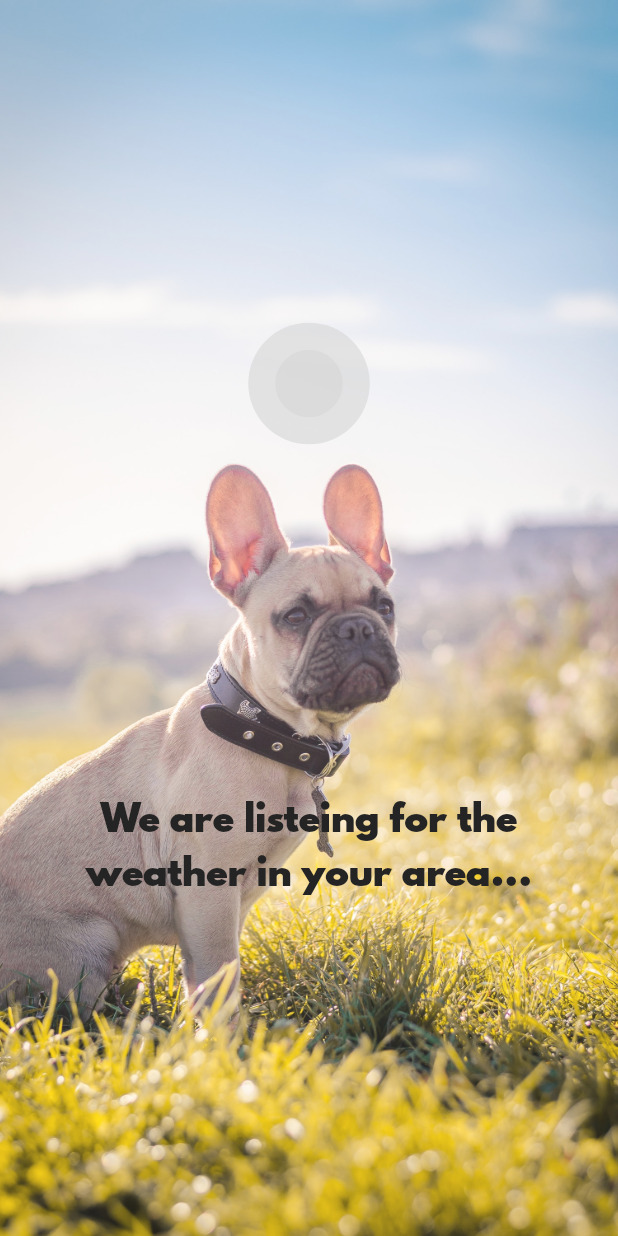
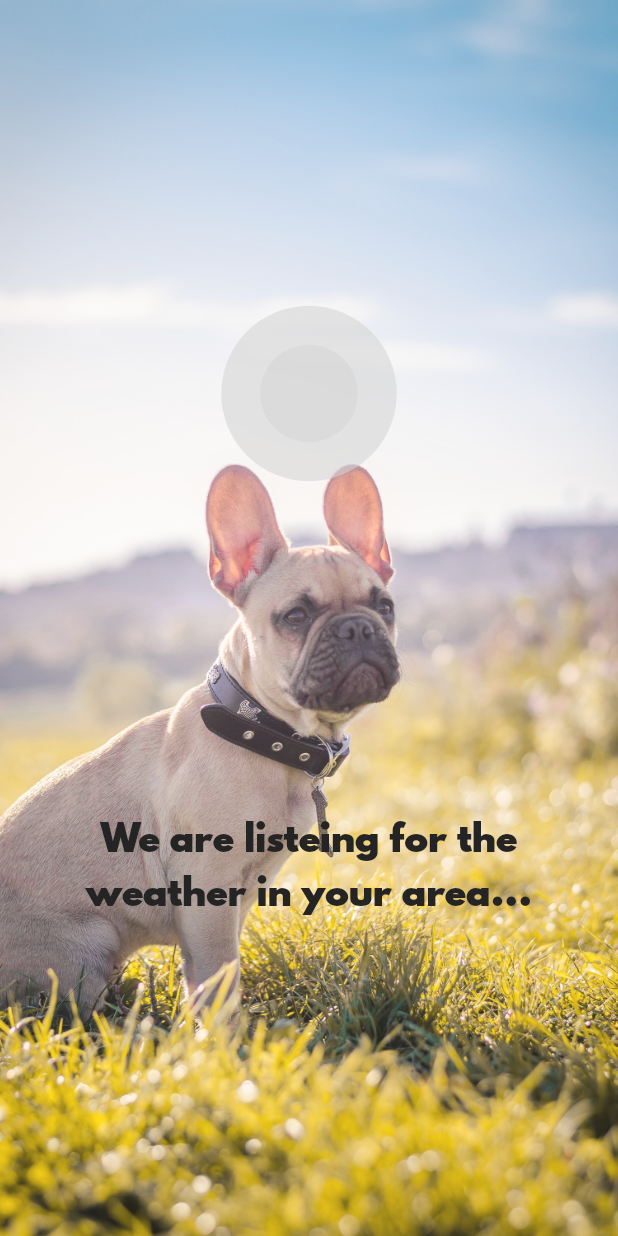
Before and after one commit to ghigbie/doggie_weather, a Flutter app: the screen it shows after launch, on a phone screen of 412 x 824 dp. Run offline on Flutter 3.47's test engine with Material 2 defaults, Android fonts, the phone set to English and light mode, and no system bars; our stand-ins replace flutter_spinkit, geolocator.

Commit message:
Increase spiner size

```diff
--- a/lib/screens/loading_screen.dart
+++ b/lib/screens/loading_screen.dart
@@ -41,7 +41,7 @@ class _LoadingScreenState extends State<LoadingScreen> {
               children: <Widget>[
                 SpinKitPulse(
                     color: Colors.grey[350],
-                    size: 90.0
+                    size: 130.0
                   ),
                 Padding(
                   padding: EdgeInsets.all(15.0),
```
